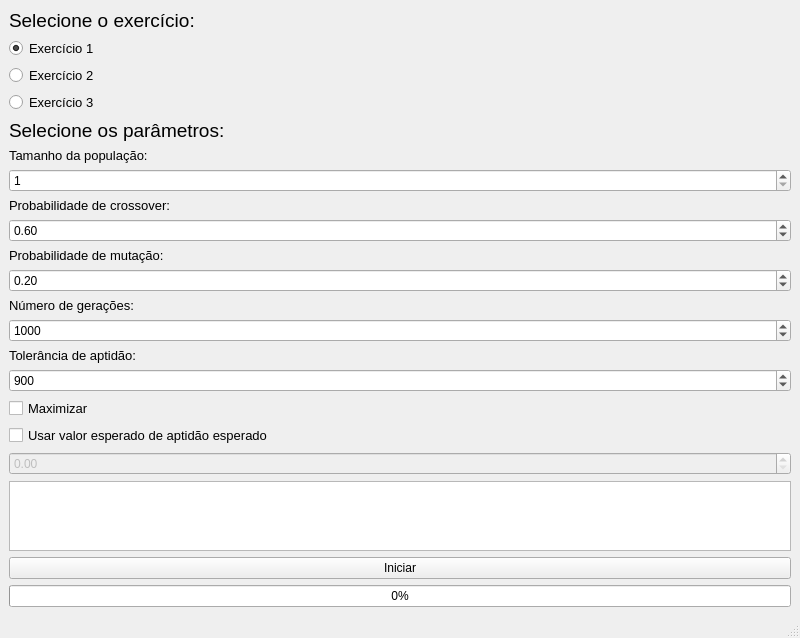
Before: the Qt Designer form src/UI/mainscreen.ui in PedroLucasMiguel/cip-algoritmos-geneticos, drawn with Qt 5.
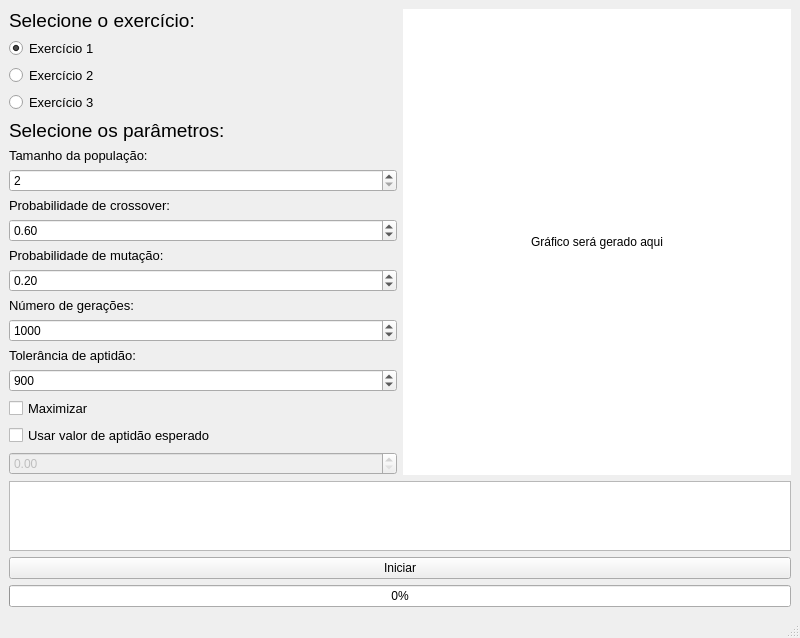
After: the same form once the commit is applied.

Commit message:
Implementado gráficos direto na GUI!
Agora os gráficos, além de serem salvos na pasta "output" do projeto,
também são apresentandos diretamente na interface!

Diff of the .ui file:
```diff
--- a/src/UI/mainscreen.ui
+++ b/src/UI/mainscreen.ui
@@ -7,7 +7,7 @@
     <x>0</x>
     <y>0</y>
     <width>800</width>
-    <height>600</height>
+    <height>631</height>
    </rect>
   </property>
   <property name="windowTitle">
@@ -106,7 +106,7 @@
           <item>
            <widget class="QSpinBox" name="spin_population">
             <property name="minimum">
-             <number>1</number>
+             <number>2</number>
             </property>
             <property name="maximum">
              <number>3072</number>
@@ -233,7 +233,7 @@
              </font>
             </property>
             <property name="text">
-             <string>Usar valor esperado de aptidão esperado</string>
+             <string>Usar valor de aptidão esperado</string>
             </property>
            </widget>
           </item>
@@ -248,6 +248,31 @@
         </item>
        </layout>
       </item>
+      <item>
+       <widget class="QLabel" name="image_label">
+        <property name="minimumSize">
+         <size>
+          <width>0</width>
+          <height>0</height>
+         </size>
+        </property>
+        <property name="baseSize">
+         <size>
+          <width>0</width>
+          <height>0</height>
+         </size>
+        </property>
+        <property name="styleSheet">
+         <string notr="true">background-color: #FFFFFF</string>
+        </property>
+        <property name="text">
+         <string>Gráfico será gerado aqui</string>
+        </property>
+        <property name="alignment">
+         <set>Qt::AlignCenter</set>
+        </property>
+       </widget>
+      </item>
      </layout>
     </item>
     <item>
```
The commit also changes 3 other files.
